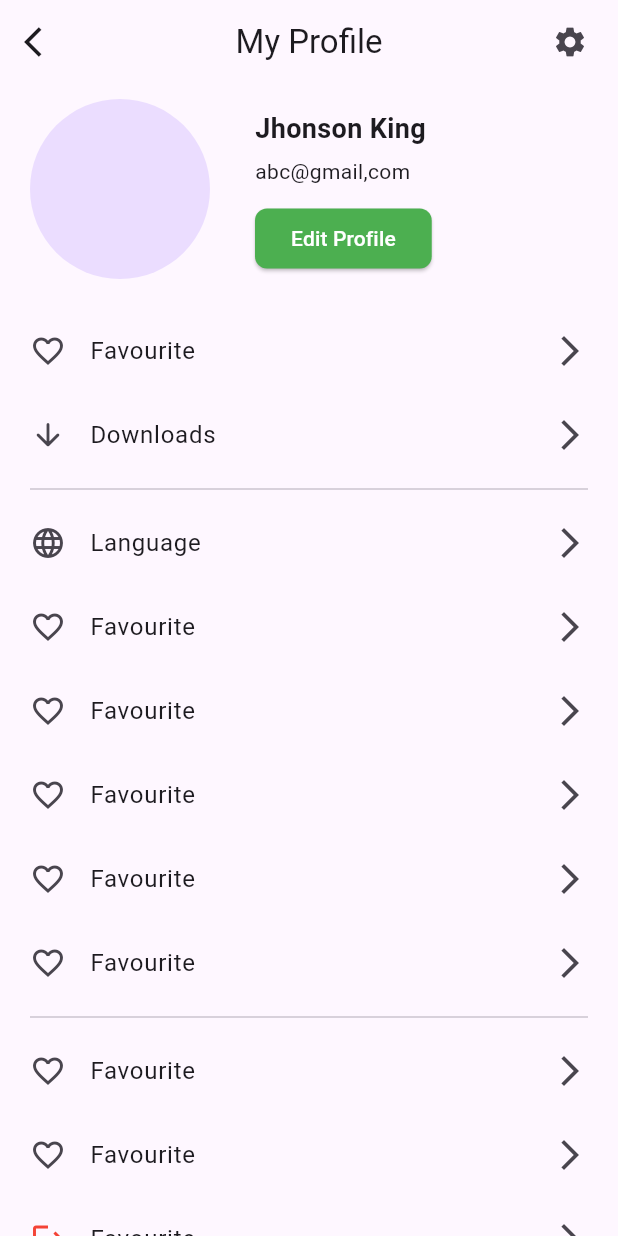
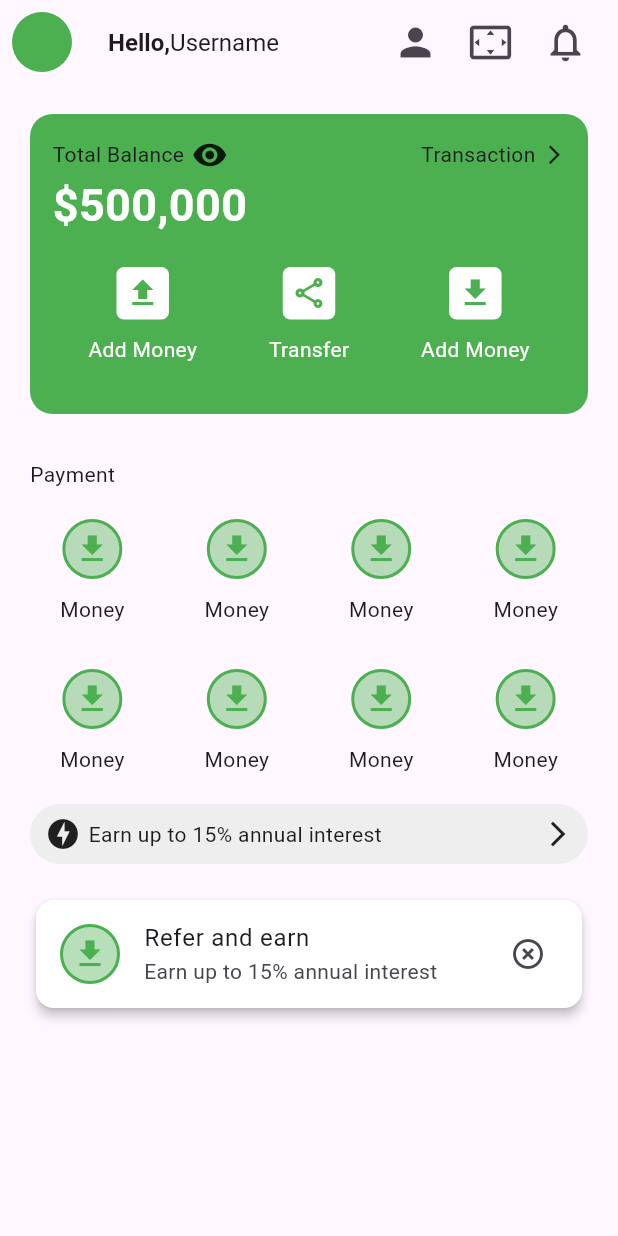
Before and after one commit to Shahidullah191/Test-project, a Flutter app: the screen it shows after launch, on a phone screen of 412 x 824 dp. Run offline on Flutter 3.47's test engine with Material 2 defaults, Android fonts, the phone set to English and light mode, and no system bars.

Commit message:
home page

```diff
--- /dev/null
+++ b/lib/home_page.dart
@@ -0,0 +1,338 @@
+import 'package:flutter/material.dart';
+
+class HomePage extends StatelessWidget {
+  const HomePage({super.key});
+
+  @override
+  Widget build(BuildContext context) {
+    return Scaffold(
+      appBar: AppBar(
+        elevation: 0,
+        leading: Padding(
+          padding: const EdgeInsets.only(top: 8, bottom: 8),
+          child: Container(
+            height: 10,
+            width: 10,
+            decoration: const BoxDecoration(
+              color: Colors.green,
+              shape: BoxShape.circle
+            )
+          ),
+        ),
+        title: const Row(
+          children: [
+            Text("Hello,",style: TextStyle(fontSize: 16, fontWeight: FontWeight.bold),),
+            Text("Username", style: TextStyle(fontSize: 16,)),
+          ],
+        ),
+        actions: const [
+          Icon(Icons.person, size: 30),
+          SizedBox(width: 20),
+          Icon(Icons.settings_overscan, size: 30),
+          SizedBox(width: 20),
+          Icon(Icons.notifications_none, size: 30),
+          SizedBox(width: 20),
+        ],
+      ),
+
+
+      body: Padding(
+        padding: const EdgeInsets.all(20),
+        child: Column(
+          crossAxisAlignment: CrossAxisAlignment.start,
+          children: [
+            Container(
+              padding: const EdgeInsets.all(15),
+              height: 200,
+              width: double.infinity,
+              decoration: BoxDecoration(
+                color: Colors.green,
+                borderRadius: BorderRadius.circular(15),
+              ),
+              child: Column(
+                crossAxisAlignment: CrossAxisAlignment.start,
+                children: [
+                  const Row(
+                    mainAxisAlignment: MainAxisAlignment.spaceBetween,
+                    children: [
+                      Row(
+                        children: [
+                          Text("Total Balance"),
+                          SizedBox(width: 5,),
+                          Icon(Icons.visibility)
+                        ],
+                      ),
+
+                      Row(
+                        children: [
+                          Text("Transaction"),
+                          SizedBox(width: 5,),
+                          Icon(Icons.arrow_forward_ios, size: 15,)
+                        ],
+                      ),
+                    ],
+                  ),
+                  const Text("\$500,000", style: TextStyle(fontSize: 30, fontWeight: FontWeight.bold, color: Colors.white),),
+
+                  const SizedBox(height: 20,),
+
+                  Row(
+                    mainAxisAlignment: MainAxisAlignment.spaceAround,
+                    children: [
+                      Column(
+                        children: [
+                          Container(
+                            height: 35,
+                            width: 35,
+                            decoration: BoxDecoration(
+                              borderRadius: BorderRadius.circular(5),
+                              color: Colors.white
+                            ),
+                            child: const Icon(Icons.upload_sharp, color: Colors.green,),
+                          ),
+                          const SizedBox(height: 10),
+                          const Text("Add Money", style: TextStyle(color: Colors.white),),
+
+                        ],
+                      ),
+
+                      Column(
+                        children: [
+                          Container(
+                            height: 35,
+                            width: 35,
+                            decoration: BoxDecoration(
+                                borderRadius: BorderRadius.circular(5),
+                                color: Colors.white
+                            ),
+                            child: const Icon(Icons.share_outlined, color: Colors.green,),
+                          ),
+                          const SizedBox(height: 10),
+                          const Text("Transfer", style: TextStyle(color: Colors.white)),
+
+                        ],
+                      ),
+
+                      Column(
+                        children: [
+                          Container(
+                            height: 35,
+                            width: 35,
+                            decoration: BoxDecoration(
+                                borderRadius: BorderRadius.circular(5),
+                                color: Colors.white
+                            ),
+                            child: const Icon(Icons.download, color: Colors.green,),
+                          ),
+                          const SizedBox(height: 10),
+                          const Text("Add Money", style: TextStyle(color: Colors.white)),
+
+                        ],
+                      ),
+                    ],
+                  ),
+                ],
+              ),
+            ),
+            const SizedBox(height: 30,),
+
+            const Text("Payment"),
+
+            Padding(padding: const EdgeInsets.all(20),
+            child: Column(
+              children: [
+                Row(
+                  mainAxisAlignment: MainAxisAlignment.spaceBetween,
+                  children: [
+                    Column(
+                      children: [
+                        Container(
+                          height: 40,
+                          width: 40,
+                          decoration: BoxDecoration(
+                              shape: BoxShape.circle,
+                              border: Border.all(width: 2, color: Colors.green),
+                              color: Colors.green.withOpacity(0.4),
+                          ),
+                          child: const Icon(Icons.download, color: Colors.green,),
+                        ),
+                        const SizedBox(height: 10),
+                        const Text("Money"),
+                      ],
+                    ),
+
+                    Column(
+                      children: [
+                        Container(
+                          height: 40,
+                          width: 40,
+                          decoration: BoxDecoration(
+                            shape: BoxShape.circle,
+                            border: Border.all(width: 2, color: Colors.green),
+                            color: Colors.green.withOpacity(0.4),
+                          ),
+                          child: const Icon(Icons.download, color: Colors.green,),
+                        ),
+                        const SizedBox(height: 10),
+                        const Text("Money"),
+                      ],
+                    ),
+
+                    Column(
+                      children: [
+                        Container(
+                          height: 40,
+                          width: 40,
+                          decoration: BoxDecoration(
+                            shape: BoxShape.circle,
+                            border: Border.all(width: 2, color: Colors.green),
+                            color: Colors.green.withOpacity(0.4),
+                          ),
+                          child: const Icon(Icons.download, color: Colors.green,),
+                        ),
+                        const SizedBox(height: 10),
+                        const Text("Money"),
+                      ],
+                    ),
+
+                    Column(
+                      children: [
+                        Container(
+                          height: 40,
+                          width: 40,
+                          decoration: BoxDecoration(
+                            shape: BoxShape.circle,
+                            border: Border.all(width: 2, color: Colors.green),
+                            color: Colors.green.withOpacity(0.4),
+                          ),
+                          child: const Icon(Icons.download, color: Colors.green,),
+                        ),
+                        const SizedBox(height: 10),
+                        const Text("Money"),
+                      ],
+                    ),
+                  ],
+                ),
+                const SizedBox(height: 30),
+                Row(
+                  mainAxisAlignment: MainAxisAlignment.spaceBetween,
+                  children: [
+                    Column(
+                      children: [
+                        Container(
+                          height: 40,
+                          width: 40,
+                          decoration: BoxDecoration(
+                            shape: BoxShape.circle,
+                            border: Border.all(width: 2, color: Colors.green),
+                            color: Colors.green.withOpacity(0.4),
+                          ),
+                          child: const Icon(Icons.download, color: Colors.green,),
+                        ),
+                        const SizedBox(height: 10),
+                        const Text("Money"),
+                      ],
+                    ),
+
+                    Column(
+                      children: [
+                        Container(
+                          height: 40,
+                          width: 40,
+                          decoration: BoxDecoration(
+                            shape: BoxShape.circle,
+                            border: Border.all(width: 2, color: Colors.green),
+                            color: Colors.green.withOpacity(0.4),
+                          ),
+                          child: const Icon(Icons.download, color: Colors.green,),
+                        ),
+                        const SizedBox(height: 10),
+                        const Text("Money"),
+                      ],
+                    ),
+
+                    Column(
+                      children: [
+                        Container(
+                          height: 40,
+                          width: 40,
+                          decoration: BoxDecoration(
+                            shape: BoxShape.circle,
+                            border: Border.all(width: 2, color: Colors.green),
+                            color: Colors.green.withOpacity(0.4),
+                          ),
+                          child: const Icon(Icons.download, color: Colors.green,),
+                        ),
+                        const SizedBox(height: 10),
+                        const Text("Money"),
+                      ],
+                    ),
+
+                    Column(
+                      children: [
+                        Container(
+                          height: 40,
+                          width: 40,
+                          decoration: BoxDecoration(
+                            shape: BoxShape.circle,
+                            border: Border.all(width: 2, color: Colors.green),
+                            color: Colors.green.withOpacity(0.4),
+                          ),
+                          child: const Icon(Icons.download, color: Colors.green,),
+                        ),
+                        const SizedBox(height: 10),
+                        const Text("Money"),
+                      ],
+                    ),
+                  ],
+                ),
+              ],
+            ),
+            ),
+
+            Container(
+              height: 40,
+              width: double.infinity,
+              decoration: BoxDecoration(
+                borderRadius: BorderRadius.circular(30),
+                color: Colors.grey.shade200
+              ),
+              child: const Row(
+                children: [
+                  SizedBox(width: 10,),
+                  Icon(Icons.offline_bolt),
+                  SizedBox(width: 5,),
+                  Text("Earn up to 15% annual interest"),
+                  Spacer(),
+                  Icon(Icons.arrow_forward_ios, size: 20,),
+                  SizedBox(width: 10,),
+                ],
+              ),
+            ),
+            const SizedBox(height: 20),
+
+            Card(
+              elevation: 3,
+              color: Colors.white,
+              child: ListTile(
+                leading: Container(
+                  height: 40,
+                  width: 40,
+                  decoration: BoxDecoration(
+                    shape: BoxShape.circle,
+                    border: Border.all(width: 2, color: Colors.green),
+                    color: Colors.green.withOpacity(0.4),
+                  ),
+                  child: const Icon(Icons.download, color: Colors.green,),
+                ),
+                title: const Text("Refer and earn"),
+                subtitle:  const Text("Earn up to 15% annual interest"),
+                trailing: const Icon(Icons.highlight_remove),
+              ),
+            ),
+          ],
+        ),
+      ),
+    );
+  }
+}
--- a/lib/main.dart
+++ b/lib/main.dart
@@ -1,4 +1,5 @@
 import 'package:flutter/material.dart';
+import 'package:test_project/home_page.dart';
 import 'package:test_project/profile_page.dart';
 
 void main() {
@@ -18,7 +19,7 @@ class MyApp extends StatelessWidget {
         colorScheme: ColorScheme.fromSeed(seedColor: Colors.deepPurple),
         useMaterial3: true,
       ),
-      home: const ProfilePage(),
+      home: const HomePage(),
     );
   }
 }
--- a/lib/profile_page.dart
+++ b/lib/profile_page.dart
@@ -1,4 +1,5 @@
 import 'package:flutter/material.dart';
+import 'package:test_project/timeline.dart';
 
 class ProfilePage extends StatelessWidget {
   const ProfilePage({super.key});
@@ -21,6 +22,31 @@ class ProfilePage extends StatelessWidget {
         child: SingleChildScrollView(
           child: Column(
             children: [
+
+
+              Stack(
+                clipBehavior: Clip.none,
+                children: [
+                  Container(
+                    height: 100,
+                    width: double.infinity,
+                    color: Colors.deepPurple,
+                  ),
+
+                  Positioned(
+                      bottom: -20,
+                      right: 0,
+                      left: 0,
+                      child: CircleAvatar(
+                        radius: 30,
+                        backgroundColor: Colors.redAccent,
+                      )
+                  )
+
+                ],
+              ),
+
+              SizedBox(height: 20),
 
               Row(
                 children: [
@@ -52,7 +78,12 @@ class ProfilePage extends StatelessWidget {
                             ),
                             backgroundColor: Colors.green,
                           ),
-                          onPressed: () {},
+                          onPressed: () {
+                            Navigator.of(context).push(
+                              MaterialPageRoute(
+                                builder: (context) => const CustomListScreen(),
+                              ),);
+                          },
                           child: const Text(
                             "Edit Profile",
                             style: TextStyle(color: Colors.white),
--- /dev/null
+++ b/lib/timeline.dart
@@ -0,0 +1,58 @@
+import 'package:flutter/material.dart';
+
+class CustomListScreen extends StatefulWidget {
+  const CustomListScreen({super.key});
+
+  @override
+  State<CustomListScreen> createState() => _CustomListScreenState();
+}
+
+class _CustomListScreenState extends State<CustomListScreen> {
+  @override
+  Widget build(BuildContext context) {
+    return Scaffold(
+      body: Container(
+        padding: const EdgeInsets.all(12),
+        child: SingleChildScrollView(
+          child: Column(
+            children: [
+              ListView.builder(
+                  physics: const ScrollPhysics(),
+                  shrinkWrap: true,
+                  itemCount: 5,
+                  itemBuilder: (context, index){
+                    return Column(
+                      mainAxisAlignment: MainAxisAlignment.start,
+                      children: [
+                        Row(
+                          children: [
+                            Container(
+                              height: 14,
+                              width: 14,
+                              decoration: const BoxDecoration(shape: BoxShape.circle,
+                                color: Colors.green, ),
+                            ),
+                            const SizedBox(width: 15,),
+                            const Text("Select the service", style: TextStyle(fontSize: 14, color: Colors.black, fontWeight: FontWeight.w600),),
+                          ],
+                        ),
+                        Container(
+                          padding: const EdgeInsets.symmetric(vertical: 10, horizontal: 22.5),
+                          margin: const EdgeInsets.only(left: 7),
+                          decoration: BoxDecoration(
+                            border: index == 5 - 1?null:const Border(left: BorderSide(width: 1, color: Colors.blueGrey)),
+                          ),
+                          child: const Text("Lorem Ipsum is simply dummy text of the printing and typesetting industry.", style: TextStyle(fontSize: 12, color: Colors.black, fontWeight: FontWeight.w400),
+                            textAlign: TextAlign.justify,),
+                        ),
+
+                      ],
+                    );
+                  }),
+            ],
+          ),
+        ),
+      ),
+    );
+  }
+}
```
